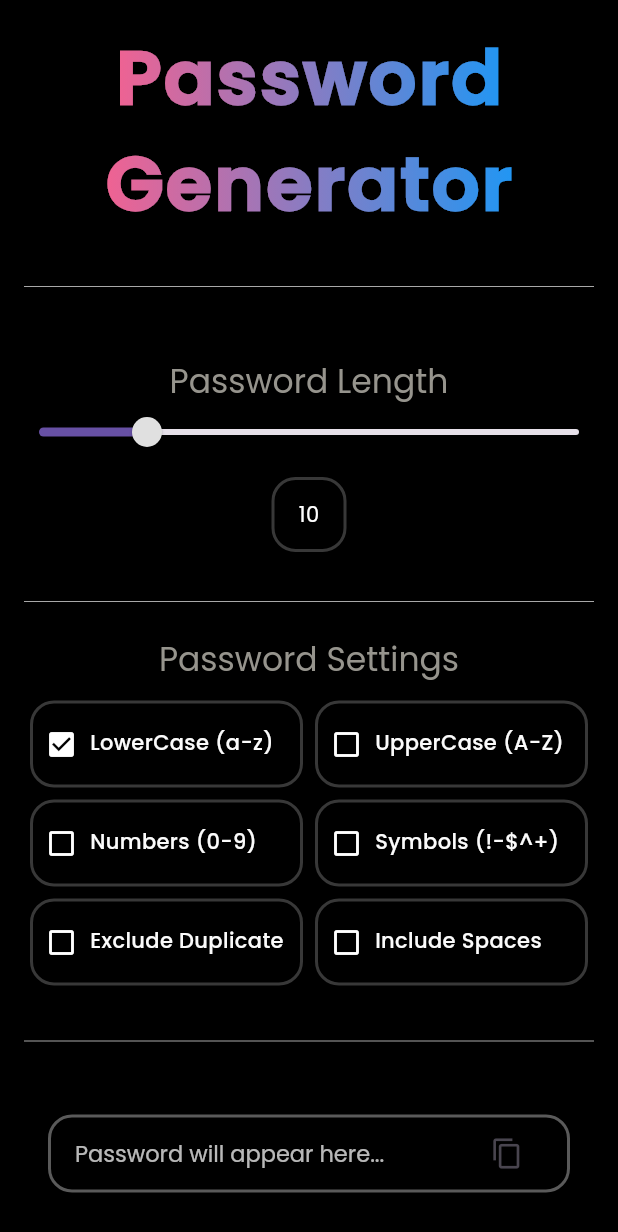
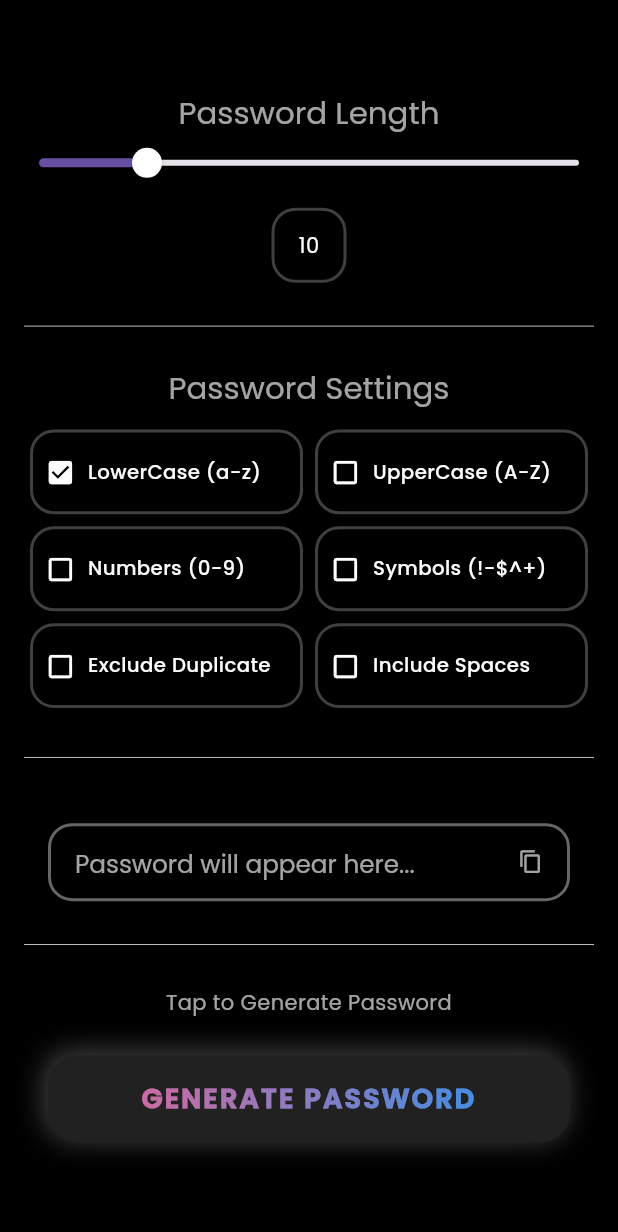
Before and after one commit to sugith10/password-generator, a Flutter app: the screen it shows after launch, on a phone screen of 412 x 824 dp. Shown: the top 1232 px of the screen. Run offline on Flutter 3.47's test engine with Material 3 defaults, Android fonts, the phone set to English and light mode, and no system bars; drawn by our look-alikes of simple_gradient_text; our stand-ins replace animate_do, flutter_bloc.

Commit message:
release: Version 1.2.0 for Android Play Store
This release includes several bug fixes and resolves UI responsiveness issues.

```diff
--- /dev/null
+++ b/devtools_options.yaml
@@ -0,0 +1,3 @@
+description: This file stores settings for Dart & Flutter DevTools.
+documentation: https://docs.flutter.dev/tools/devtools/extensions#configure-extension-enablement-states
+extensions:
--- a/lib/core/const/constants.dart
+++ b/lib/core/const/constants.dart
@@ -1,7 +1,8 @@
 import 'package:flutter/material.dart';
 
-const primaryColor = Color.fromRGBO(224, 224, 224, 1);
-const secondaryColor = Color(0xff2a2d3e);
-const  bgColor = Color.fromRGBO(33, 35, 50, 1);
+const Color primaryColor = Color.fromRGBO(255, 255, 255, 1);
+const Color secondaryColor = Color.fromRGBO(255, 255, 255, 0.642);
+const Color scaffoldColor = Colors.black;
+const Color buttonColor = Color.fromRGBO(33, 33, 33, 1);
 
-const defaultPadding = 16.0;
+const double defaultPadding = 16.0;
--- a/lib/features/generate_password/presentation/pages/password_generate_page/password_generate_page.dart
+++ b/lib/features/generate_password/presentation/pages/password_generate_page/password_generate_page.dart
@@ -1,16 +1,16 @@
 import 'package:flutter/material.dart';
 import 'package:flutter_bloc/flutter_bloc.dart';
-import 'package:password_generator/core/const/constants.dart';
-import 'package:password_generator/features/generate_password/data/local/password_gnerator.dart';
-import 'package:password_generator/features/generate_password/data/repositories/password_repo_impl.dart';
-import 'package:password_generator/features/generate_password/domain/use_cases/pasword_use_case.dart';
-import 'package:password_generator/features/generate_password/presentation/bloc/password_generate_bloc.dart';
-import 'package:password_generator/features/generate_password/presentation/widget/copy_result_container.dart';
-import 'package:password_generator/features/generate_password/presentation/widget/get_divider.dart';
-import 'package:password_generator/features/generate_password/presentation/widget/header_two.dart';
-import 'package:password_generator/features/generate_password/presentation/widget/password_button.dart';
-import 'package:password_generator/features/generate_password/presentation/widget/password_length.dart';
-import 'package:password_generator/features/generate_password/presentation/widget/password_settingfield.dart';
+
+import '../../../../../core/const/constants.dart';
+import '../../../data/local/password_gnerator.dart';
+import '../../../data/repositories/password_repo_impl.dart';
+import '../../../domain/use_cases/pasword_use_case.dart';
+import '../../bloc/password_generate_bloc.dart';
+import '../../widget/copy_result_container.dart';
+import '../../widget/get_divider.dart';
+import '../../widget/password_button.dart';
+import '../../widget/password_length.dart';
+import '../../widget/password_settingfield.dart';
 
 class PasswordGeneratePage extends StatelessWidget {
   const PasswordGeneratePage({super.key});
@@ -34,48 +34,26 @@ class _PassWordGeneratePage extends StatelessWidget {
     return const Scaffold(
       body: SafeArea(
           child: Padding(
-        padding: EdgeInsets.all(defaultPadding),
-        child: SingleChildScrollView(
-          physics: BouncingScrollPhysics(),
+        padding: EdgeInsets.symmetric(horizontal: defaultPadding),
         child: Column(
           crossAxisAlignment: CrossAxisAlignment.center,
           children: [
-
-              Header(),
-              SizedBox(
-                height: 25,
-              ),
+            Spacer(flex: 3),
+            PasswordLength(),
+            Spacer(flex: 1),
             GetDivider(),
-              SizedBox(
-                height: 25,
-              ),
-              PasswordLength(),
-              SizedBox(
-                height: 25,
-              ),
+            Spacer(flex: 1),
+            PassWordSettingField(),
+            Spacer(flex: 1),
             GetDivider(),
-              PassWordSettingField(),
-              SizedBox(
-                height: 25,
-              ),
+            Spacer(flex: 1),
+            CopyResultContainer(),
+            Spacer(flex: 1),
             GetDivider(),
-              SizedBox(
-                height: 25,
-              ),
-              CopyResultContainer(),
-              SizedBox(
-                height: 25,
-              ),
-              GetDivider(),
-              SizedBox(
-                height: 10,
-              ),
+            Spacer(flex: 1),
             PasswordButton(),
-              SizedBox(
-                height: 25,
-              ),
+            Spacer(flex: 3),
           ],
-          ),
         ),
       )),
     );
--- a/lib/features/generate_password/presentation/widget/copy_result_container.dart
+++ b/lib/features/generate_password/presentation/widget/copy_result_container.dart
@@ -2,8 +2,10 @@ import 'dart:async';
 import 'package:flutter/material.dart';
 import 'package:flutter/services.dart';
 import 'package:flutter_bloc/flutter_bloc.dart';
-import 'package:password_generator/core/const/constants.dart';
-import 'package:password_generator/features/generate_password/presentation/bloc/password_generate_bloc.dart';
+
+import '../../../../core/const/constants.dart';
+import '../bloc/password_generate_bloc.dart';
+import 'info_text.dart';
 
 class CopyResultContainer extends StatefulWidget {
   const CopyResultContainer({super.key});
@@ -15,11 +17,42 @@ class CopyResultContainer extends StatefulWidget {
 class _CopyResultContainerState extends State<CopyResultContainer> {
   bool isCopy = false;
   Color borderColor = Colors.transparent;
+
+  void _onTap(String password) {
+    if (password.isNotEmpty) {
+      HapticFeedback.mediumImpact();
+      Clipboard.setData(
+        ClipboardData(text: password),
+      );
+      setState(() {
+        borderColor = const Color.fromRGBO(224, 224, 224, 0.293);
+      });
+      Timer(
+        const Duration(milliseconds: 300),
+        () => setState(() {
+          borderColor = Colors.transparent;
+        }),
+      );
+      ScaffoldMessenger.of(context).showSnackBar(
+        const SnackBar(
+          content: Text('Copied successfully...'),
+          duration: Duration(seconds: 1),
+        ),
+      );
+    }
+  }
+
   @override
   Widget build(BuildContext context) {
+    final width = MediaQuery.of(context).size.width;
     return BlocBuilder<PasswordGenratorBloc, PasswordGenratorState>(
       builder: (context, state) {
-        return AnimatedContainer(
+        return Column(
+          children: [
+            if (state.passwordController.text.isNotEmpty)
+              const InfoText(text: "Tap to Copy Password"),
+            const SizedBox(height: 15),
+            AnimatedContainer(
               duration: const Duration(milliseconds: 500),
               curve: Curves.fastOutSlowIn,
               margin: const EdgeInsets.symmetric(horizontal: defaultPadding),
@@ -30,40 +63,46 @@ class _CopyResultContainerState extends State<CopyResultContainer> {
                   color: primaryColor.withOpacity(0.4),
                 ),
                 borderRadius: BorderRadius.circular(defaultPadding),
-              color: borderColor),
-          child: TextField(
+                color: borderColor,
+              ),
+              child: Stack(
+                children: [
+                  TextField(
+                    maxLines: 1,
+                    minLines: 1,
                     controller: state.passwordController,
                     readOnly: true,
-            style: Theme.of(context)
-                .textTheme
-                .titleLarge!
-                .copyWith(color: const Color.fromARGB(255, 246, 246, 246)),
+                    style: Theme.of(context).textTheme.titleLarge?.copyWith(
+                          color: primaryColor,
+                        ),
                     decoration: InputDecoration(
                       hintText: 'Password will appear here...',
-              hintStyle: const TextStyle(
-                fontSize: 15,
-                color: Color.fromARGB(191, 246, 246, 246)
+                      hintStyle:
+                          Theme.of(context).textTheme.titleLarge?.copyWith(
+                                fontSize: width * 0.040,
+                                color: secondaryColor,
                               ),
                       border: InputBorder.none,
-              suffixIcon: Icon(
+                    ),
+                    onTap: () => _onTap(state.passwordController.text),
+                  ),
+                  Positioned(
+                    right: 0,
+                    top: 0,
+                    bottom: 0,
+                    child: GestureDetector(
+                      onTap: () => _onTap(state.passwordController.text),
+                      child: Icon(
                         Icons.copy,
-                size: Theme.of(context).textTheme.titleLarge!.fontSize,
+                        color: secondaryColor,
+                        size: width * 0.04,
                       ),
                     ),
-            onTap: () {
-              Clipboard.setData(
-                ClipboardData(text: state.passwordController.text),
-              );
-              setState(() {
-                borderColor = const Color.fromRGBO(224, 224, 224, 0.293);
-              });
-              Timer(
-                  const Duration(milliseconds: 300),
-                  () => setState(() {
-                        borderColor = Colors.transparent;
-                      }));
-            },
                   ),
+                ],
+              ),
+            ),
+          ],
         );
       },
     );
--- a/lib/features/generate_password/presentation/widget/coustom_check_box.dart
+++ b/lib/features/generate_password/presentation/widget/coustom_check_box.dart
@@ -1,6 +1,7 @@
+import 'package:flutter/material.dart';
+import 'package:flutter/services.dart';
 
-import 'package:flutter/material.dart';
-import 'package:password_generator/core/const/constants.dart';
+import '../../../../core/const/constants.dart';
 
 class CustomCheckBox extends StatelessWidget {
   final String label;
@@ -14,19 +15,20 @@ class CustomCheckBox extends StatelessWidget {
 
   @override
   Widget build(BuildContext context) {
-
+    final width = MediaQuery.of(context).size.width;
     return Padding(
       padding: const EdgeInsets.all(
         defaultPadding / 4,
       ),
       child: InkWell(
         customBorder: RoundedRectangleBorder(
-        borderRadius: BorderRadius.circular(defaultPadding),
+          borderRadius: BorderRadius.circular(defaultPadding),
         ),
-        onTap: onChanged,
+        onTap: () {
+          onChanged();
+          HapticFeedback.lightImpact();
+        },
         child: Container(
-
-          width: double.infinity,
           padding: const EdgeInsets.symmetric(
             vertical: defaultPadding,
           ),
@@ -39,21 +41,24 @@ class CustomCheckBox extends StatelessWidget {
             ),
             borderRadius: BorderRadius.circular(defaultPadding),
           ),
-          child: Wrap(
+          child: Row(
             children: [
               const SizedBox(width: defaultPadding / 2),
               Icon(
                 value ? Icons.check_box : Icons.check_box_outline_blank,
-                size:  Theme.of(context).textTheme.titleLarge!.fontSize,
+                size: Theme.of(context).textTheme.titleLarge!.fontSize,
                 color: Colors.white,
               ),
               const SizedBox(width: defaultPadding / 2),
-              Text(
-                label,
-                style:  TextStyle(
-                  fontSize:Theme.of(context).textTheme.titleSmall!.fontSize,
-                  color: const Color.fromARGB(255, 251, 251, 251),
-                  fontWeight: FontWeight.w500
+              Expanded(
+                child: Text(
+                  label,
+                  style: TextStyle(
+                      fontSize: width * 0.032,
+                      color: const Color.fromARGB(255, 251, 251, 251),
+                      fontWeight: FontWeight.w500),
+                          maxLines: 1,
+                  overflow: TextOverflow.ellipsis,
                 ),
               ),
             ],
--- a/lib/features/generate_password/presentation/widget/get_divider.dart
+++ b/lib/features/generate_password/presentation/widget/get_divider.dart
@@ -1,5 +1,6 @@
 import 'package:flutter/material.dart';
-import 'package:password_generator/core/const/constants.dart';
+
+import '../../../../core/const/constants.dart';
 
 class GetDivider extends StatelessWidget {
   const GetDivider({
@@ -8,12 +9,9 @@ class GetDivider extends StatelessWidget {
 
   @override
   Widget build(BuildContext context) {
-    return const Padding(
-          padding: EdgeInsets.only(bottom: defaultPadding),
-          child: Divider(
-            color: primaryColor,
-            thickness: .5,
-          ),
-        );
+    return const Divider(
+      color: primaryColor,
+      thickness: .5,
+    );
   }
 }
--- a/lib/features/generate_password/presentation/widget/header.dart
+++ b/lib/features/generate_password/presentation/widget/header.dart
@@ -1,8 +1,8 @@
 import 'package:flutter/material.dart';
 import 'package:simple_gradient_text/simple_gradient_text.dart';
 
-class Header extends StatelessWidget {
-  const Header({super.key});
+class AppLogo extends StatelessWidget {
+  const AppLogo({super.key});
 
   @override
   Widget build(BuildContext context) {
--- /dev/null
+++ b/lib/features/generate_password/presentation/widget/info_text.dart
@@ -0,0 +1,22 @@
+import 'package:flutter/material.dart';
+
+import '../../../../core/const/constants.dart';
+
+class InfoText extends StatelessWidget {
+  final String text;
+  const InfoText({
+    required this.text,
+    super.key,
+  });
+
+  @override
+  Widget build(BuildContext context) {
+    return Text(
+      text,
+      style: const TextStyle(
+        color: secondaryColor,
+      ),
+      textAlign: TextAlign.center,
+    );
+  }
+}
--- a/lib/features/generate_password/presentation/widget/password_button.dart
+++ b/lib/features/generate_password/presentation/widget/password_button.dart
@@ -1,9 +1,12 @@
+import 'package:animate_do/animate_do.dart';
 import 'package:flutter/material.dart';
+import 'package:flutter/services.dart';
 import 'package:flutter_bloc/flutter_bloc.dart';
-import 'package:password_generator/core/const/constants.dart';
-import 'package:password_generator/features/generate_password/presentation/bloc/password_generate_bloc.dart';
 import 'package:simple_gradient_text/simple_gradient_text.dart';
-import 'package:animate_do/animate_do.dart';
+
+import '../../../../core/const/constants.dart';
+import '../bloc/password_generate_bloc.dart';
+import 'info_text.dart';
 
 class PasswordButton extends StatelessWidget {
   const PasswordButton({super.key});
@@ -11,28 +14,25 @@ class PasswordButton extends StatelessWidget {
   @override
   Widget build(BuildContext context) {
     return Column(
+      crossAxisAlignment: CrossAxisAlignment.center,
       children: [
-        const Center(
-          child: Text(
-            "Tap this generate password button for password generation",
-            style: TextStyle(
-              color: Color.fromRGBO(255, 255, 255, 0.642),
-            ),
-          ),
+        const InfoText(
+          text: "Tap to Generate Password",
         ),
-        const SizedBox(
-          height: 35,
-        ),
+        const SizedBox(height: 25),
         GestureDetector(
-            onTap: () => context
-                .read<PasswordGenratorBloc>()
-                .add(GeneratePasswordSubmittedEvent()),
+            onTap: () {
+              HapticFeedback.heavyImpact();
+              context
+                  .read<PasswordGenratorBloc>()
+                  .add(GeneratePasswordSubmittedEvent());
+            },
             child: Container(
               margin: const EdgeInsets.symmetric(horizontal: defaultPadding),
               padding: const EdgeInsets.symmetric(vertical: defaultPadding),
               width: double.infinity,
               decoration: BoxDecoration(
-                  color: Colors.grey[900],
+                  color: buttonColor,
                   borderRadius: BorderRadius.circular(20),
                   boxShadow: [
                     const BoxShadow(
--- a/lib/features/generate_password/presentation/widget/password_length.dart
+++ b/lib/features/generate_password/presentation/widget/password_length.dart
@@ -1,7 +1,8 @@
 import 'package:flutter/material.dart';
 import 'package:flutter_bloc/flutter_bloc.dart';
-import 'package:password_generator/core/const/constants.dart';
-import 'package:password_generator/features/generate_password/presentation/bloc/password_generate_bloc.dart';
+
+import '../../../../core/const/constants.dart';
+import '../bloc/password_generate_bloc.dart';
 
 class PasswordLength extends StatelessWidget {
   const PasswordLength({super.key});
@@ -49,7 +50,6 @@ class PasswordLength extends StatelessWidget {
               child: Center(
                 child: Text(
                   state.passwordLength.toString(),
-                  // style: Theme.of(context).textTheme.labelMedium,
                 ),
               ),
             )
--- a/lib/main.dart
+++ b/lib/main.dart
@@ -1,6 +1,7 @@
 import 'package:flutter/material.dart';
-import 'package:password_generator/features/generate_password/presentation/pages/splash_page/splash_page.dart';
 
+import 'core/const/constants.dart';
+import 'features/onboarding/presentation/splash_page.dart';
 
 void main() {
   WidgetsFlutterBinding.ensureInitialized();
@@ -10,21 +11,21 @@ void main() {
 class MyApp extends StatelessWidget {
   const MyApp({super.key});
 
-
   @override
   Widget build(BuildContext context) {
+    final width = MediaQuery.of(context).size.width;
     return MaterialApp(
       debugShowCheckedModeBanner: false,
       title: 'Password Generator',
       theme: ThemeData(
-                  scaffoldBackgroundColor: Colors.black,
+          scaffoldBackgroundColor: scaffoldColor,
           fontFamily: 'Poppins',
-                  textTheme: const TextTheme(
-                    bodyMedium:
-                        TextStyle(color: Color.fromARGB(255, 255, 255, 255)),
+          textTheme: TextTheme(
+            bodyMedium: const TextStyle(color: primaryColor),
             titleLarge:
-                        TextStyle(color: Color.fromARGB(255, 150, 148, 141)),
-                  )),
+                TextStyle(color: secondaryColor, fontSize: width * 0.050),
+          ),
+          snackBarTheme: const SnackBarThemeData(backgroundColor: buttonColor)),
       home: const SplashPage(),
     );
   }
--- a/pubspec.yaml
+++ b/pubspec.yaml
@@ -4,7 +4,7 @@ description: "A new Flutter project."
 publish_to: 'none' # Remove this line if you wish to publish to pub.dev
 
 
-version: 1.0.0+1
+version: 1.2.0+4
 
 environment:
   sdk: '>=3.2.6 <4.0.0'
@@ -16,10 +16,8 @@ dependencies:
 
 
   animate_do: 3.1.2
-  cupertino_icons: ^1.0.2
   flutter_bloc: ^8.1.3
   simple_gradient_text: 1.3.0
-  flutter_launcher_icons: ^0.13.1
   # firebase_core: ^2.25.4
 
 dev_dependencies:
```
Also changed, not shown: lib/features/generate_password/presentation/pages/splash_page/splash_page.dart (deleted, +0 -21 lines), lib/features/generate_password/presentation/widget/password_settingfield.dart (+22 -16 lines), lib/features/onboarding/presentation/splash_page.dart (added, +39 -0 lines), pubspec.lock, 2 other files. Lines whose indentation alone changed are shown as unchanged.
